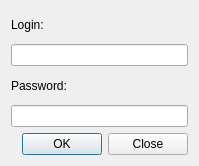
First picture: the form in authwindow.ui, repository AlekseyLapunov/IS_Airport, before the edit.
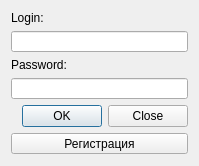
Second picture: the form after the edit.

```diff
--- a/authwindow.ui
+++ b/authwindow.ui
@@ -66,6 +66,13 @@
      </property>
     </widget>
    </item>
+   <item>
+    <widget class="QPushButton" name="registerButton">
+     <property name="text">
+      <string>Регистрация</string>
+     </property>
+    </widget>
+   </item>
   </layout>
  </widget>
  <resources/>
```
Left out of the diff: 19 changed lines with no effect on the pictures.
